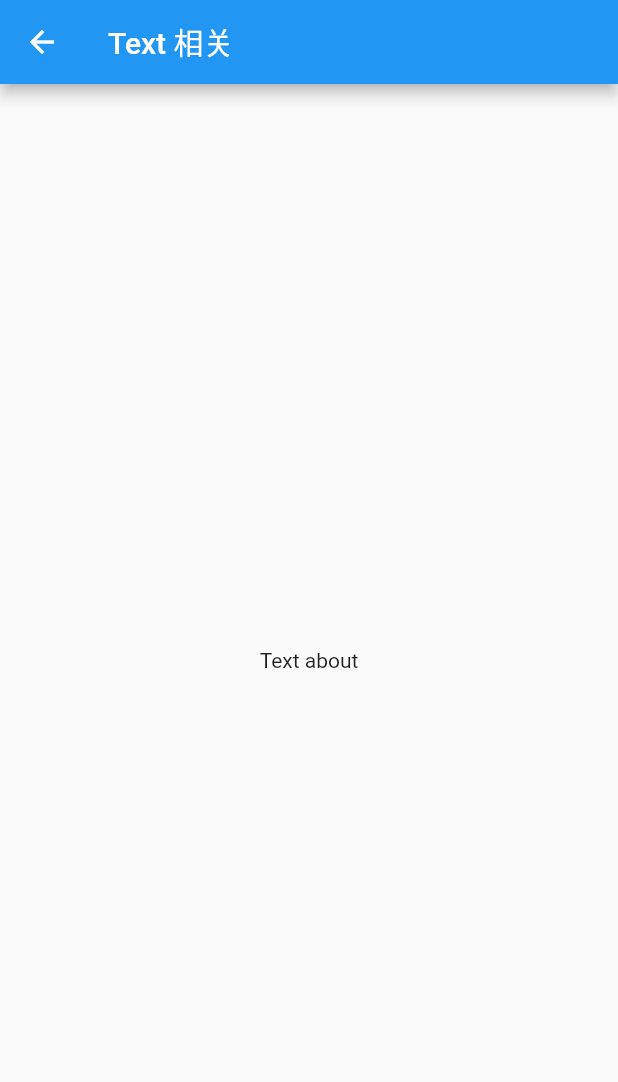
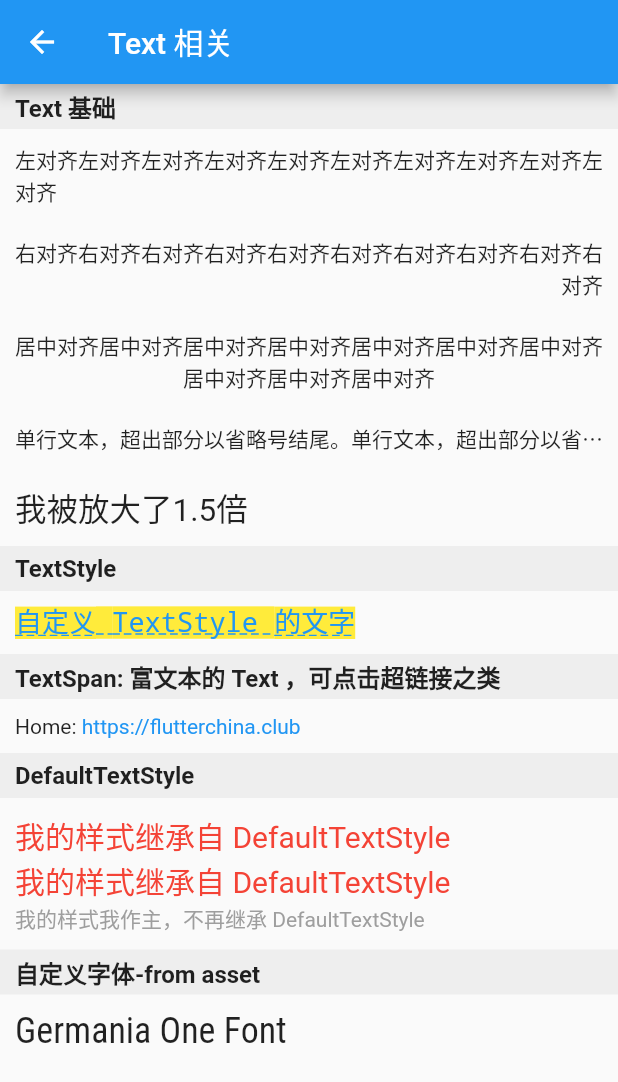
Before and after one commit to NateRobinson/flutter_starter_notes, a Flutter app: the TextAbout screen opened by its route, on a phone screen of 412 x 824 dp. Shown: the top 1082 px of the screen. Run offline on Flutter 3.47's test engine with Material 2 defaults, Android fonts, the phone set to English and light mode, and no system bars.

Commit message:
add text about notes

```diff
--- a/lib/main.dart
+++ b/lib/main.dart
@@ -1,9 +1,13 @@
 import 'package:flutter/material.dart';
+import 'package:flutter/rendering.dart';
 import 'package:flutter_starter_notes/ui/ButtonAbout.dart';
 import 'package:flutter_starter_notes/ui/HomePage.dart';
 import 'package:flutter_starter_notes/ui/TextAbout.dart';
 
-void main() => runApp(MyApp());
+void main() {
+  debugPaintSizeEnabled = false; //打开视觉调试开关
+  runApp(new MyApp());
+}
 
 class MyApp extends StatelessWidget {
   @override
--- a/lib/ui/TextAbout.dart
+++ b/lib/ui/TextAbout.dart
@@ -1,3 +1,4 @@
+import 'package:flutter/gestures.dart';
 import 'package:flutter/material.dart';
 
 class TextAbout extends StatelessWidget {
@@ -11,8 +12,158 @@ class TextAbout extends StatelessWidget {
       appBar: AppBar(
         title: Text(title),
       ),
-      body: Center(
-        child: new Text('Text about'),
+      body: Column(
+        crossAxisAlignment: CrossAxisAlignment.start,
+        children: <Widget>[
+          Container(
+            child: Text(
+              'Text 基础',
+              style: TextStyle(fontWeight: FontWeight.bold, fontSize: 16),
+            ),
+            color: Colors.grey[200],
+            height: 30,
+            alignment: Alignment.centerLeft,
+            padding: EdgeInsets.only(left: 10),
+          ),
+          Container(
+            padding: EdgeInsets.only(left: 10, right: 10, top: 10, bottom: 10),
+            child: Text(
+              "左对齐" * 10,
+              textAlign: TextAlign.left,
+            ),
+          ),
+          Container(
+            padding: EdgeInsets.only(left: 10, right: 10, top: 10, bottom: 10),
+            child: Text(
+              "右对齐" * 10,
+              textAlign: TextAlign.right,
+            ),
+          ),
+          Container(
+            padding: EdgeInsets.only(left: 10, right: 10, top: 10, bottom: 10),
+            child: Text(
+              "居中对齐" * 10,
+              textAlign: TextAlign.center,
+            ),
+          ),
+          Container(
+            padding: EdgeInsets.only(left: 10, right: 10, top: 10, bottom: 10),
+            child: Text(
+              "单行文本，超出部分以省略号结尾。" * 4,
+              maxLines: 1,
+              overflow: TextOverflow.ellipsis,
+              textAlign: TextAlign.left,
+            ),
+          ),
+          Container(
+            padding: EdgeInsets.only(left: 10, right: 10, top: 10, bottom: 10),
+            child: Text(
+              "我被放大了1.5倍",
+              textScaleFactor: 1.5,
+            ),
+          ),
+          Container(
+            child: Text(
+              'TextStyle',
+              style: TextStyle(fontWeight: FontWeight.bold, fontSize: 16),
+            ),
+            color: Colors.grey[200],
+            height: 30,
+            alignment: Alignment.centerLeft,
+            padding: EdgeInsets.only(left: 10),
+          ),
+          Container(
+            padding: EdgeInsets.only(left: 10, right: 10, top: 10, bottom: 10),
+            child: Text(
+              "自定义 TextStyle 的文字",
+              style: TextStyle(
+                  color: Colors.blue,
+                  fontSize: 18.0,
+                  // 【Note:】该属性用于指定行高，但它并不是一个绝对值，而是一个因子，具体的行高等于fontSize*height
+                  height: 1.2,
+                  fontFamily: "Courier",
+                  background: new Paint()..color = Colors.yellow,
+                  decoration: TextDecoration.underline,
+                  decorationStyle: TextDecorationStyle.dashed),
+            ),
+          ),
+          Container(
+            child: Text(
+              'TextSpan: 富文本的 Text ，可点击超链接之类',
+              style: TextStyle(fontWeight: FontWeight.bold, fontSize: 16),
+            ),
+            color: Colors.grey[200],
+            height: 30,
+            alignment: Alignment.centerLeft,
+            padding: EdgeInsets.only(left: 10),
+          ),
+          Container(
+            padding: EdgeInsets.only(left: 10, right: 10, top: 10, bottom: 10),
+            child: Text.rich(TextSpan(children: [
+              TextSpan(text: "Home: "),
+              TextSpan(
+                text: "https://flutterchina.club",
+                style: TextStyle(color: Colors.blue),
+                recognizer: new TapGestureRecognizer()
+                  ..onTap = () {
+                    print("click url");
+                  },
+              ),
+            ])),
+          ),
+          Container(
+            child: Text(
+              'DefaultTextStyle',
+              style: TextStyle(fontWeight: FontWeight.bold, fontSize: 16),
+            ),
+            color: Colors.grey[200],
+            height: 30,
+            alignment: Alignment.centerLeft,
+            padding: EdgeInsets.only(left: 10),
+          ),
+          Container(
+            padding: EdgeInsets.only(left: 10, right: 10, top: 10, bottom: 10),
+            child: DefaultTextStyle(
+              //1.设置文本默认样式
+              style: TextStyle(
+                color: Colors.red,
+                fontSize: 20.0,
+              ),
+              textAlign: TextAlign.start,
+              child: Column(
+                crossAxisAlignment: CrossAxisAlignment.start,
+                children: <Widget>[
+                  Text("我的样式继承自 DefaultTextStyle"),
+                  Text("我的样式继承自 DefaultTextStyle"),
+                  Text(
+                    "我的样式我作主，不再继承 DefaultTextStyle",
+                    style: TextStyle(
+                        inherit: false, // 不继承默认样式
+                        color: Colors.grey),
+                  ),
+                ],
+              ),
+            ),
+          ),
+          Container(
+            child: Text(
+              '自定义字体-from asset',
+              style: TextStyle(fontWeight: FontWeight.bold, fontSize: 16),
+            ),
+            color: Colors.grey[200],
+            height: 30,
+            alignment: Alignment.centerLeft,
+            padding: EdgeInsets.only(left: 10),
+          ),
+          Container(
+            padding: EdgeInsets.only(left: 10, right: 10, top: 10, bottom: 10),
+            child: Text(
+              "Germania One Font",
+              style: TextStyle(fontFamily: 'RobotoCondensed', fontSize: 24),
+              textAlign: TextAlign.left,
+            ),
+          ),
+        ],
       ),
     );
   }
```
Also changed, not shown: pubspec.yaml (+4 -6 lines), fonts/RobotoCondensed-Regular.ttf (added).
